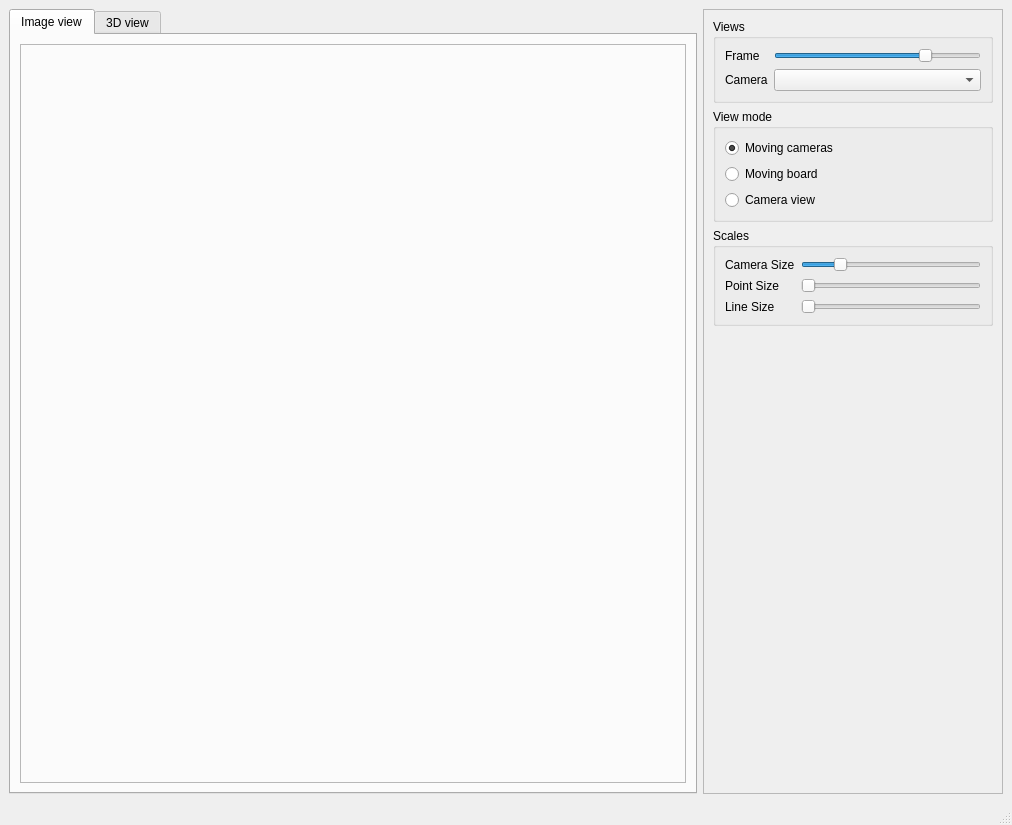
Before: the Qt Designer form multical/interface/visualizer.ui in oliver-batchelor/multical, drawn with Qt 5.
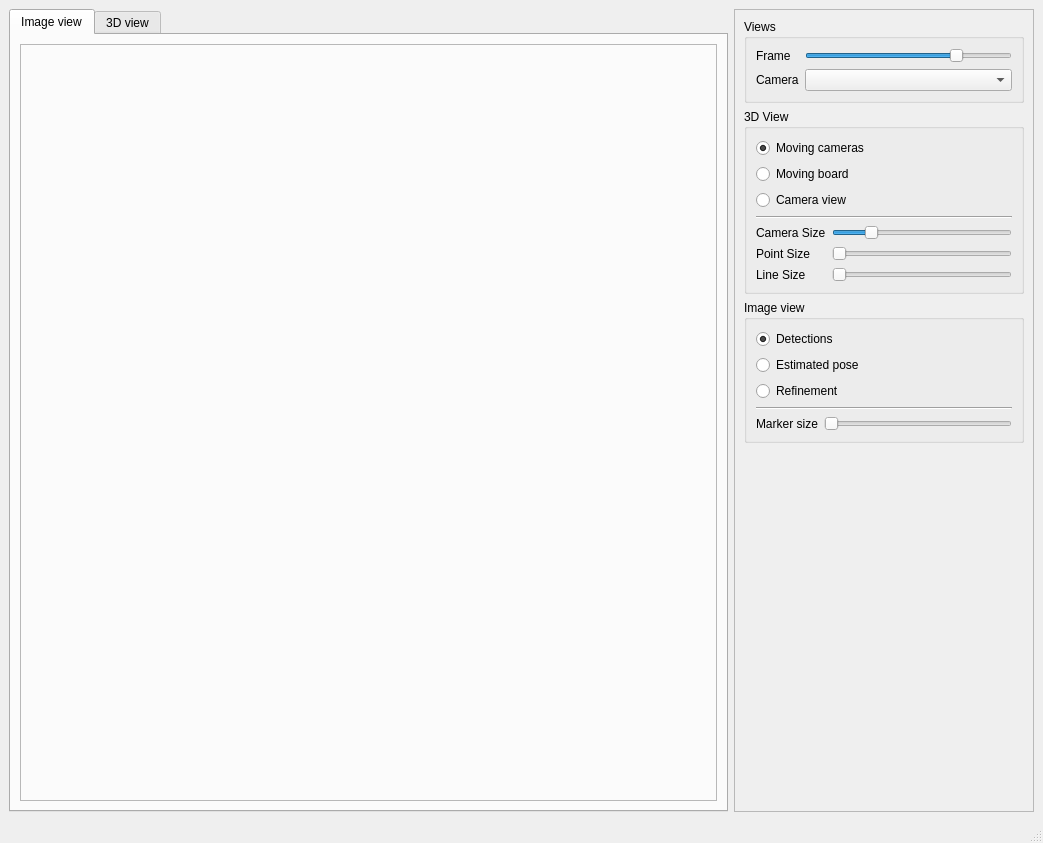
After: the same form once the commit is applied.

The edit to the form file:
```diff
--- a/multical/interface/visualizer.ui
+++ b/multical/interface/visualizer.ui
@@ -6,13 +6,25 @@
    <rect>
     <x>0</x>
     <y>0</y>
-    <width>1012</width>
-    <height>825</height>
+    <width>1043</width>
+    <height>843</height>
    </rect>
   </property>
   <property name="windowTitle">
    <string>MainWindow</string>
   </property>
+  <property name="statusTip">
+   <string/>
+  </property>
+  <property name="documentMode">
+   <bool>false</bool>
+  </property>
+  <property name="dockNestingEnabled">
+   <bool>false</bool>
+  </property>
+  <property name="unifiedTitleAndToolBarOnMac">
+   <bool>false</bool>
+  </property>
   <widget class="QWidget" name="centralwidget">
    <layout class="QHBoxLayout" name="horizontalLayout">
     <item>
@@ -88,12 +100,12 @@
       <property name="frameShadow">
        <enum>QFrame::Raised</enum>
       </property>
-      <layout class="QVBoxLayout" name="verticalLayout_2">
+      <layout class="QVBoxLayout" name="verticalLayout">
        <item>
         <widget class="QGroupBox" name="groupBox_2">
          <property name="minimumSize">
           <size>
-           <width>150</width>
+           <width>100</width>
            <height>0</height>
           </size>
          </property>
@@ -153,16 +165,16 @@
         <widget class="QGroupBox" name="groupBox_4">
          <property name="minimumSize">
           <size>
-           <width>150</width>
+           <width>100</width>
            <height>0</height>
           </size>
          </property>
          <property name="title">
-          <string>View mode</string>
+          <string>3D View</string>
          </property>
-         <layout class="QVBoxLayout" name="verticalLayout">
-          <item>
-           <widget class="QRadioButton" name="moving_cameras">
+         <layout class="QGridLayout" name="gridLayout">
+          <item row="0" column="0" colspan="2">
+           <widget class="QRadioButton" name="moving_cameras_radio">
             <property name="text">
              <string>Moving cameras</string>
             </property>
@@ -174,8 +186,8 @@
             </attribute>
            </widget>
           </item>
-          <item>
-           <widget class="QRadioButton" name="moving_board">
+          <item row="1" column="0" colspan="2">
+           <widget class="QRadioButton" name="moving_board_radio">
             <property name="text">
              <string>Moving board</string>
             </property>
@@ -184,8 +196,8 @@
             </attribute>
            </widget>
           </item>
-          <item>
-           <widget class="QRadioButton" name="camera_view">
+          <item row="2" column="0" colspan="2">
+           <widget class="QRadioButton" name="camera_view_radio">
             <property name="text">
              <string>Camera view</string>
             </property>
@@ -194,50 +206,49 @@
             </attribute>
            </widget>
           </item>
-         </layout>
-        </widget>
-       </item>
-       <item>
-        <widget class="QGroupBox" name="groupBox_3">
-         <property name="title">
-          <string>Scales</string>
-         </property>
-         <layout class="QGridLayout" name="gridLayout">
-          <item row="0" column="0">
-           <widget class="QLabel" name="label_4">
-            <property name="text">
-             <string>Camera Size</string>
+          <item row="3" column="0" colspan="2">
+           <widget class="Line" name="line">
+            <property name="orientation">
+             <enum>Qt::Horizontal</enum>
             </property>
            </widget>
           </item>
-          <item row="2" column="0">
-           <widget class="QLabel" name="label_5">
-            <property name="text">
-             <string>Line Size</string>
+          <item row="4" column="1">
+           <widget class="QSlider" name="camera_size_slider">
+            <property name="minimum">
+             <number>1</number>
             </property>
+            <property name="maximum">
+             <number>100</number>
+            </property>
+            <property name="singleStep">
+             <number>1</number>
+            </property>
+            <property name="pageStep">
+             <number>20</number>
+            </property>
+            <property name="value">
+             <number>20</number>
+            </property>
+            <property name="orientation">
+             <enum>Qt::Horizontal</enum>
+            </property>
+            <property name="invertedAppearance">
+             <bool>false</bool>
+            </property>
+            <property name="invertedControls">
+             <bool>false</bool>
+            </property>
            </widget>
           </item>
-          <item row="1" column="0">
+          <item row="5" column="0">
            <widget class="QLabel" name="label">
             <property name="text">
              <string>Point Size</string>
             </property>
            </widget>
           </item>
-          <item row="2" column="1">
-           <widget class="QSlider" name="line_size_slider">
-            <property name="minimum">
-             <number>1</number>
-            </property>
-            <property name="maximum">
-             <number>8</number>
-            </property>
-            <property name="orientation">
-             <enum>Qt::Horizontal</enum>
-            </property>
-           </widget>
-          </item>
-          <item row="1" column="1">
+          <item row="5" column="1">
            <widget class="QSlider" name="point_size_slider">
             <property name="minimum">
              <number>1</number>
@@ -253,31 +264,105 @@
             </property>
            </widget>
           </item>
-          <item row="0" column="1">
-           <widget class="QSlider" name="camera_size_slider">
+          <item row="6" column="0">
+           <widget class="QLabel" name="label_5">
+            <property name="text">
+             <string>Line Size</string>
+            </property>
+           </widget>
+          </item>
+          <item row="6" column="1">
+           <widget class="QSlider" name="line_size_slider">
             <property name="minimum">
              <number>1</number>
             </property>
             <property name="maximum">
-             <number>100</number>
+             <number>8</number>
             </property>
-            <property name="singleStep">
-             <number>1</number>
+            <property name="orientation">
+             <enum>Qt::Horizontal</enum>
             </property>
-            <property name="pageStep">
-             <number>20</number>
+           </widget>
+          </item>
+          <item row="4" column="0">
+           <widget class="QLabel" name="label_4">
+            <property name="text">
+             <string>Camera Size</string>
             </property>
-            <property name="value">
-             <number>20</number>
+           </widget>
+          </item>
+         </layout>
+        </widget>
+       </item>
+       <item>
+        <widget class="QGroupBox" name="groupBox_5">
+         <property name="minimumSize">
+          <size>
+           <width>100</width>
+           <height>0</height>
+          </size>
+         </property>
+         <property name="title">
+          <string>Image view</string>
+         </property>
+         <layout class="QGridLayout" name="gridLayout_3">
+          <item row="0" column="0" colspan="2">
+           <widget class="QRadioButton" name="detections_radio">
+            <property name="text">
+             <string>Detections</string>
             </property>
+            <property name="checked">
+             <bool>true</bool>
+            </property>
+            <attribute name="buttonGroup">
+             <string notr="true">image_mode</string>
+            </attribute>
+           </widget>
+          </item>
+          <item row="1" column="0" colspan="2">
+           <widget class="QRadioButton" name="pose_radio">
+            <property name="text">
+             <string>Estimated pose</string>
+            </property>
+            <attribute name="buttonGroup">
+             <string notr="true">image_mode</string>
+            </attribute>
+           </widget>
+          </item>
+          <item row="2" column="0" colspan="2">
+           <widget class="QRadioButton" name="refinement_radio">
+            <property name="text">
+             <string>Refinement</string>
+            </property>
+            <attribute name="buttonGroup">
+             <string notr="true">image_mode</string>
+            </attribute>
+           </widget>
+          </item>
+          <item row="3" column="0" colspan="2">
+           <widget class="Line" name="line_2">
             <property name="orientation">
              <enum>Qt::Horizontal</enum>
             </property>
-            <property name="invertedAppearance">
-             <bool>false</bool>
+           </widget>
+          </item>
+          <item row="4" column="0">
+           <widget class="QLabel" name="label_8">
+            <property name="text">
+             <string>Marker size</string>
             </property>
-            <property name="invertedControls">
-             <bool>false</bool>
+           </widget>
+          </item>
+          <item row="4" column="1">
+           <widget class="QSlider" name="marker_size_slider">
+            <property name="minimum">
+             <number>1</number>
+            </property>
+            <property name="maximum">
+             <number>8</number>
+            </property>
+            <property name="orientation">
+             <enum>Qt::Horizontal</enum>
             </property>
            </widget>
           </item>
```
Left out of the diff: 3 changed lines with no effect on the pictures.
